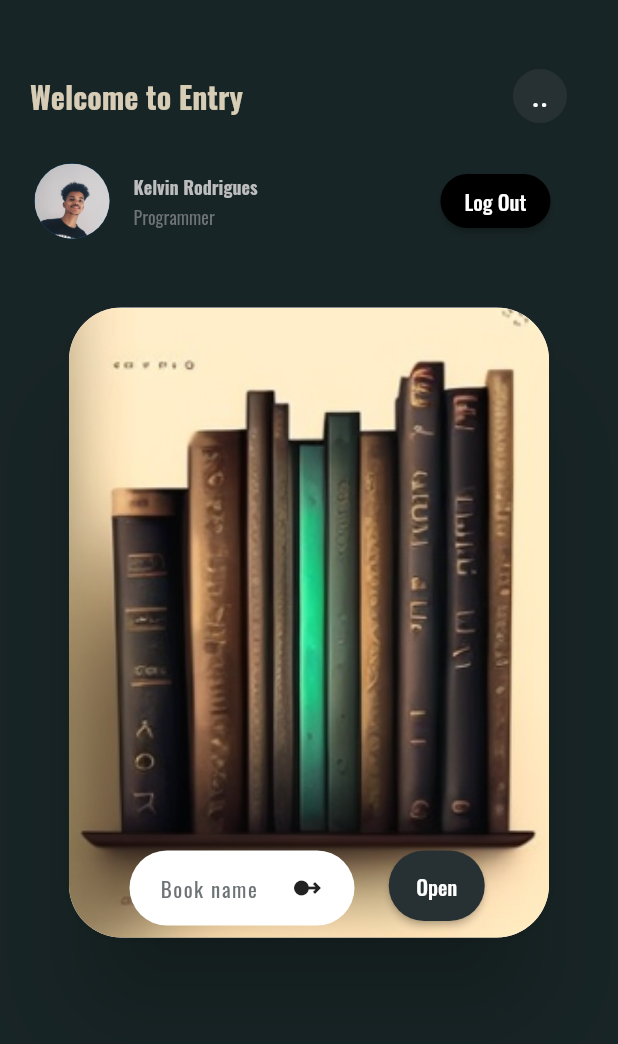
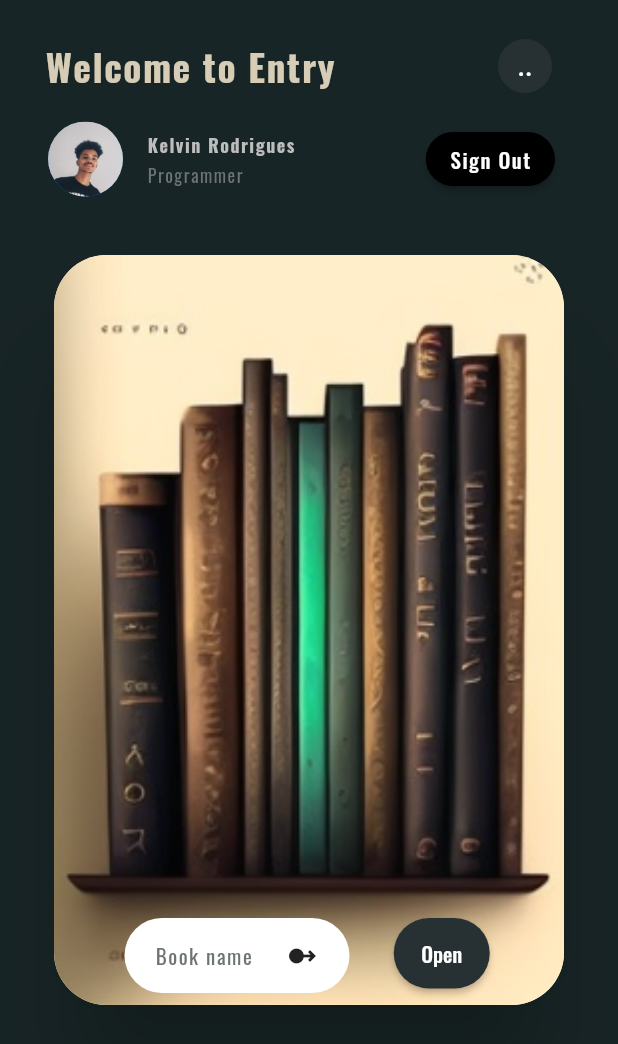
Before and after one commit to LunarioTK/Entry_UI, a Flutter app: the screen it shows after launch, on a phone screen of 412 x 824 dp. Shown: the top 1044 px of the screen. Run offline on Flutter 3.47's test engine with Material 2 defaults, Android fonts, the phone set to English and light mode, and no system bars.

Commit message:
Visual alteration

```diff
--- a/lib/screens/home.dart
+++ b/lib/screens/home.dart
@@ -12,12 +12,12 @@ class Home extends StatelessWidget {
     return Scaffold(
       backgroundColor: uiColor,
       body: Padding(
-        padding: const EdgeInsets.fromLTRB(20, 40, 20, 0),
-        child: Column(
+        padding: const EdgeInsets.fromLTRB(30, 20, 30, 0),
+        child: ListView(
           children: const [
             MyAppBar(),
             ProfileCard(),
-            SizedBox(height: 35),
+            SizedBox(height: 20),
             ContinueReading(),
           ],
         ),
--- a/lib/utils/appbar.dart
+++ b/lib/utils/appbar.dart
@@ -16,8 +16,9 @@ class MyAppBar extends StatelessWidget {
           style: TextStyle(
             color: const Color.fromARGB(255, 215, 205, 182),
             fontWeight: FontWeight.bold,
-            fontSize: 20,
+            fontSize: 25,
             fontFamily: mainFont,
+            letterSpacing: 1,
           ),
         ),
 
@@ -25,6 +26,7 @@ class MyAppBar extends StatelessWidget {
         ElevatedButton(
           onPressed: (() {}),
           style: ElevatedButton.styleFrom(
+            padding: const EdgeInsets.all(3),
             shape: const CircleBorder(),
             elevation: 0,
             backgroundColor: buttonsColor,
@@ -32,7 +34,7 @@ class MyAppBar extends StatelessWidget {
           child: const Text(
             '..',
             style: TextStyle(
-              fontSize: 20,
+              fontSize: 18,
             ),
           ),
         ),
--- a/lib/utils/continuereadingcontainer.dart
+++ b/lib/utils/continuereadingcontainer.dart
@@ -9,16 +9,18 @@ class ContinueReading extends StatelessWidget {
   Widget build(BuildContext context) {
     double borderRadius = 35.0;
 
-    return Material(
+    return Padding(
+      padding: const EdgeInsets.all(6.0),
+      child: Material(
         elevation: 30,
         borderRadius: BorderRadius.circular(borderRadius),
         child: Container(
-        height: 420,
-        width: 320,
+          height: 500,
+          width: 200,
           decoration: BoxDecoration(
             borderRadius: BorderRadius.circular(borderRadius),
             image: const DecorationImage(
-            fit: BoxFit.cover,
+              fit: BoxFit.fill,
               image: AssetImage(
                 'assets/continue_container.png',
               ),
@@ -70,9 +72,11 @@ class ContinueReading extends StatelessWidget {
                         color: Colors.white,
                         fontFamily: mainFont,
                       ),
-                    )),
+                    ),
+                  ),
                 )
               ],
+            ),
           ),
         ),
       ),
--- a/lib/utils/profilecard.dart
+++ b/lib/utils/profilecard.dart
@@ -8,7 +8,7 @@ class ProfileCard extends StatelessWidget {
   @override
   Widget build(BuildContext context) {
     return ListTile(
-      contentPadding: const EdgeInsets.fromLTRB(3, 10, 25, 0),
+      contentPadding: const EdgeInsets.fromLTRB(2, 2, 12, 2),
       leading: const CircleAvatar(
         radius: 25.0,
         backgroundImage: AssetImage('assets/profilepic2.JPG'),
@@ -20,6 +20,7 @@ class ProfileCard extends StatelessWidget {
           fontSize: 12,
           fontWeight: FontWeight.bold,
           fontFamily: mainFont,
+          letterSpacing: 1,
         ),
       ),
       subtitle: Text(
@@ -28,6 +29,7 @@ class ProfileCard extends StatelessWidget {
           color: smallTextColor,
           fontSize: 12,
           fontFamily: mainFont,
+          letterSpacing: 1,
         ),
       ),
       trailing: ElevatedButton(
@@ -37,9 +39,10 @@ class ProfileCard extends StatelessWidget {
           shape: const StadiumBorder(),
         ),
         child: Text(
-          'Log Out',
+          'Sign Out',
           style: TextStyle(
             fontFamily: mainFont,
+            letterSpacing: 1,
           ),
         ),
       ),
```
Lines whose indentation alone changed are shown as unchanged.
